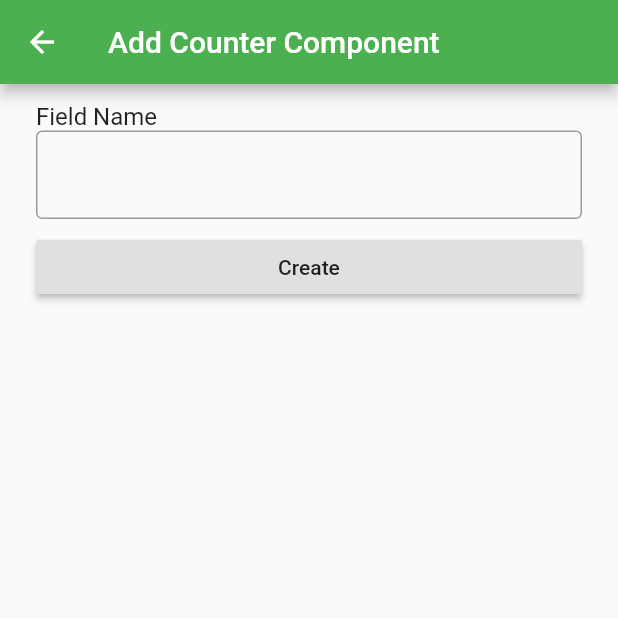
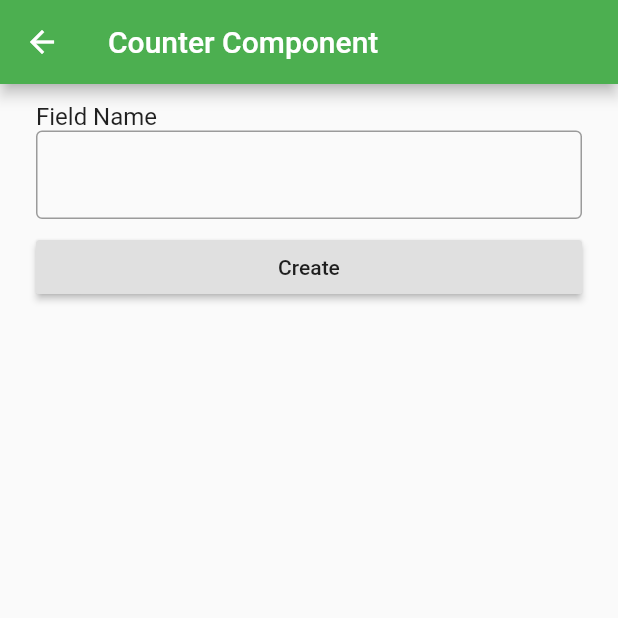
Before and after one commit to DanielYanger/scouting_master, a Flutter app: the CounterAdderPage screen opened directly, on a phone screen of 412 x 824 dp, the top half of it. Run offline on Flutter 3.47's test engine with Material 2 defaults, Android fonts, the phone set to English and light mode, and no system bars; our stand-ins replace flutter_form_builder.

Commit message:
Couple of title changes

```diff
--- a/lib/counterAdder.dart
+++ b/lib/counterAdder.dart
@@ -26,7 +26,7 @@ class CounterAdderPageState extends State<CounterAdderPage> {
     var index = widget.index;
     return Scaffold(
         appBar: AppBar(
-          title: Text("Add Counter Component"),
+          title: Text("Counter Component"),
         ),
         body: Padding(
           padding: const EdgeInsets.all(8.0),
--- a/lib/dividerAdder.dart
+++ b/lib/dividerAdder.dart
@@ -27,7 +27,7 @@ class DividerAdderPageState extends State<DividerAdderPage> {
     var edit = widget.attribute != null;
     return Scaffold(
       appBar: AppBar(
-        title: Text("Add Divider Component"),
+        title: Text("Divider Component"),
       ),
       body: Padding(
         padding: const EdgeInsets.all(8.0),
```
